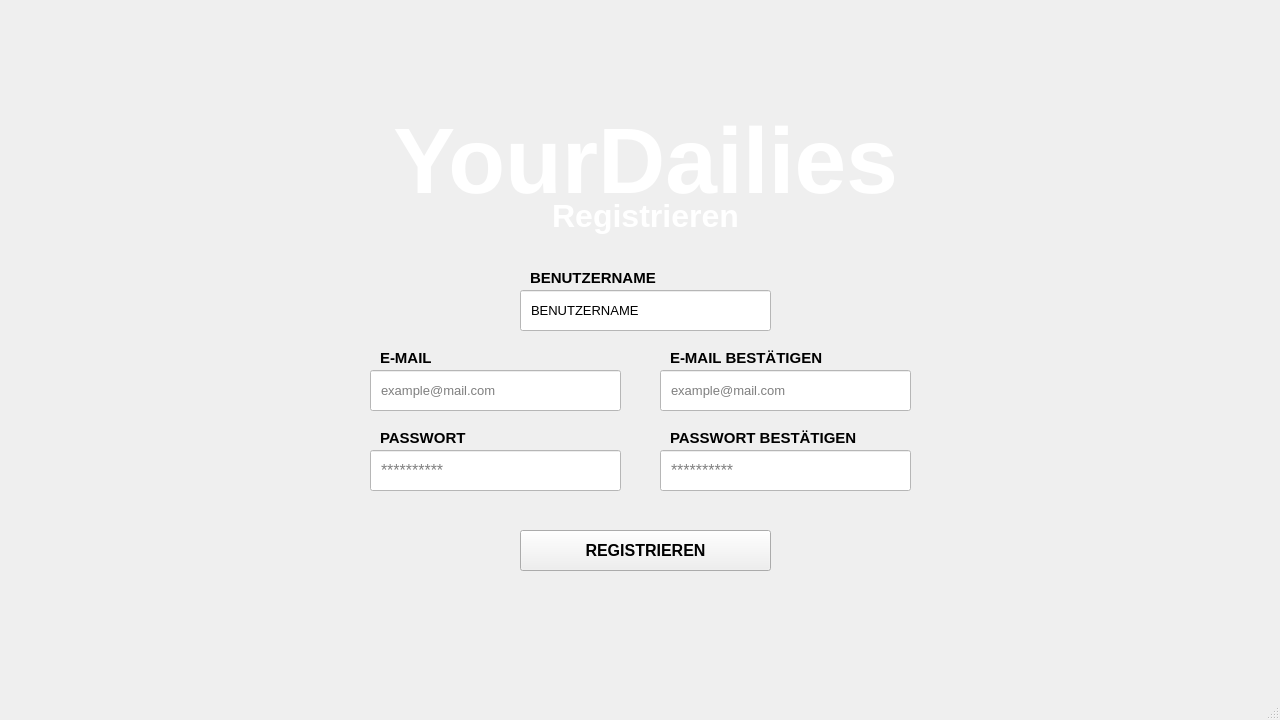
noobondistrax/YourDailies, file mainwindow.ui: the form before one commit.
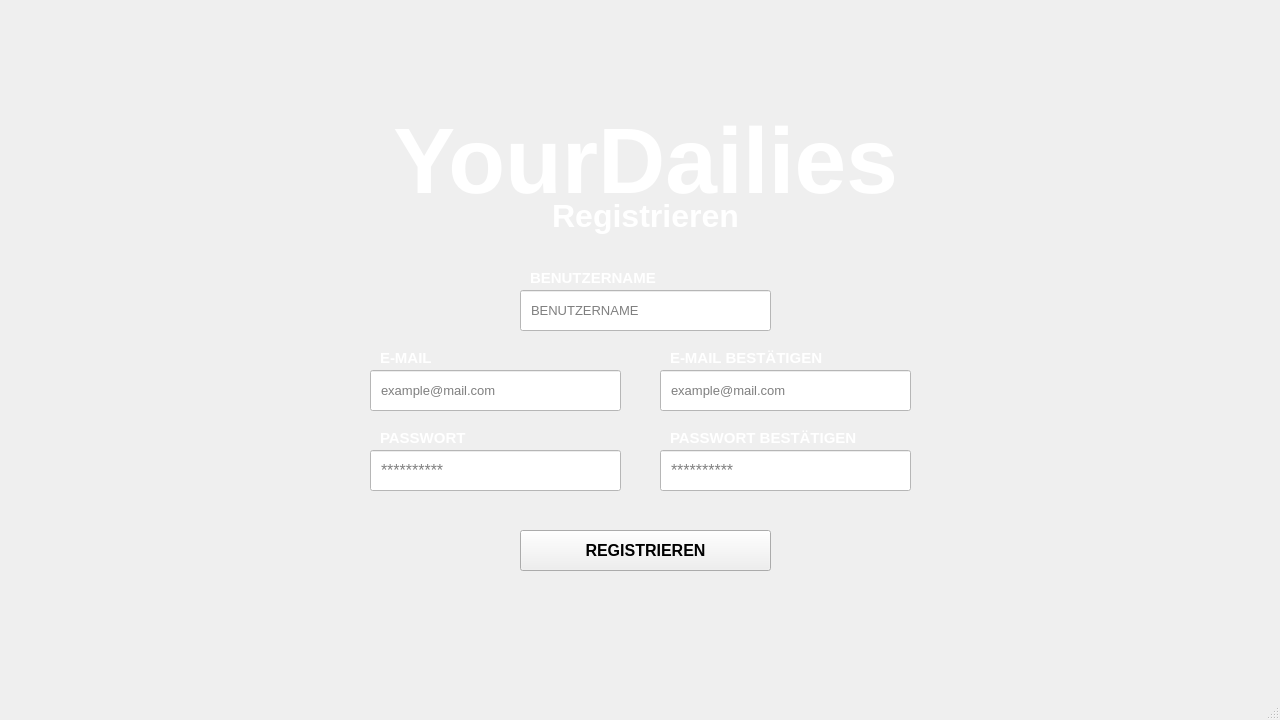
The form after the commit. The open tabs and pages were chosen to show the change.

Commit message: more UI Building, add some icons

What changed in the file:
```diff
--- a/mainwindow.ui
+++ b/mainwindow.ui
@@ -246,6 +246,9 @@
         <bold>true</bold>
        </font>
       </property>
+      <property name="styleSheet">
+       <string notr="true">color: rgb(255, 255, 255);</string>
+      </property>
       <property name="text">
        <string>E-MAIL</string>
       </property>
@@ -315,6 +318,9 @@
         <bold>true</bold>
        </font>
       </property>
+      <property name="styleSheet">
+       <string notr="true">color: rgb(255, 255, 255);</string>
+      </property>
       <property name="text">
        <string>PASSWORT</string>
       </property>
@@ -362,6 +368,9 @@
         <bold>true</bold>
        </font>
       </property>
+      <property name="styleSheet">
+       <string notr="true">color: rgb(255, 255, 255);</string>
+      </property>
       <property name="text">
        <string>E-MAIL BESTÄTIGEN</string>
       </property>
@@ -433,6 +442,9 @@
         <bold>true</bold>
        </font>
       </property>
+      <property name="styleSheet">
+       <string notr="true">color: rgb(255, 255, 255);</string>
+      </property>
       <property name="text">
        <string>PASSWORT BESTÄTIGEN</string>
       </property>
@@ -490,11 +502,11 @@
 background-color: rgb(255, 255, 255);</string>
       </property>
       <property name="text">
+       <string/>
+      </property>
+      <property name="placeholderText">
        <string>BENUTZERNAME</string>
       </property>
-      <property name="placeholderText">
-       <string>example@mail.com</string>
-      </property>
      </widget>
      <widget class="QLabel" name="register_name_label">
       <property name="geometry">
@@ -511,6 +523,9 @@
         <bold>true</bold>
        </font>
       </property>
+      <property name="styleSheet">
+       <string notr="true">color: rgb(255, 255, 255);</string>
+      </property>
       <property name="text">
        <string>BENUTZERNAME</string>
       </property>
```
Left out of the diff: 12 changed lines with no effect on the pictures. The commit also changes 7 other files.
